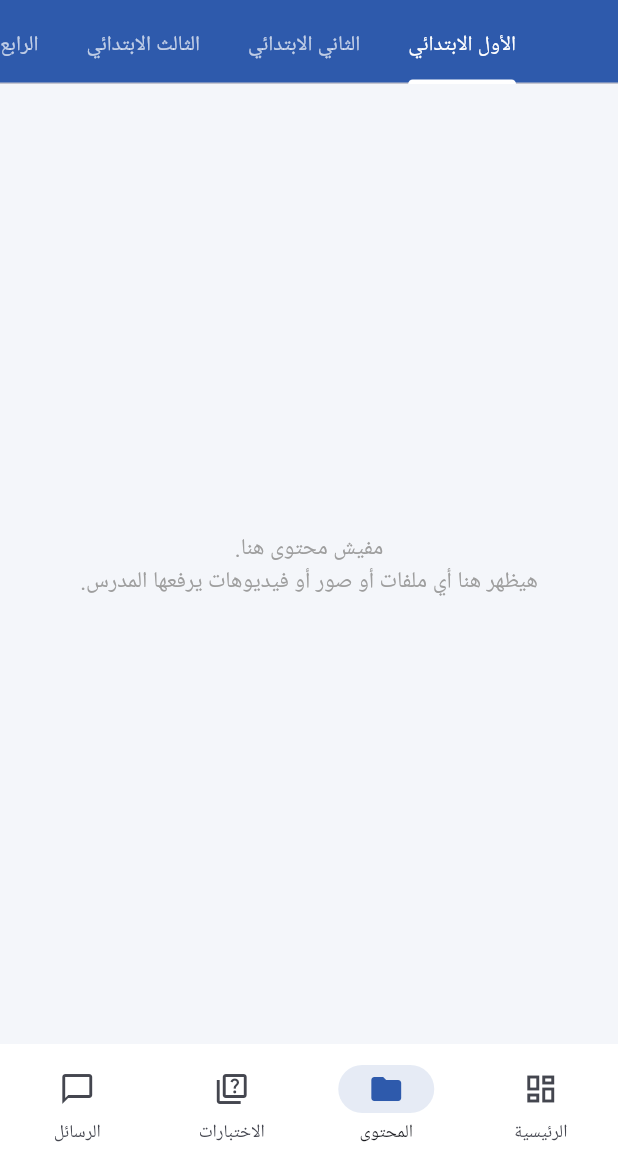
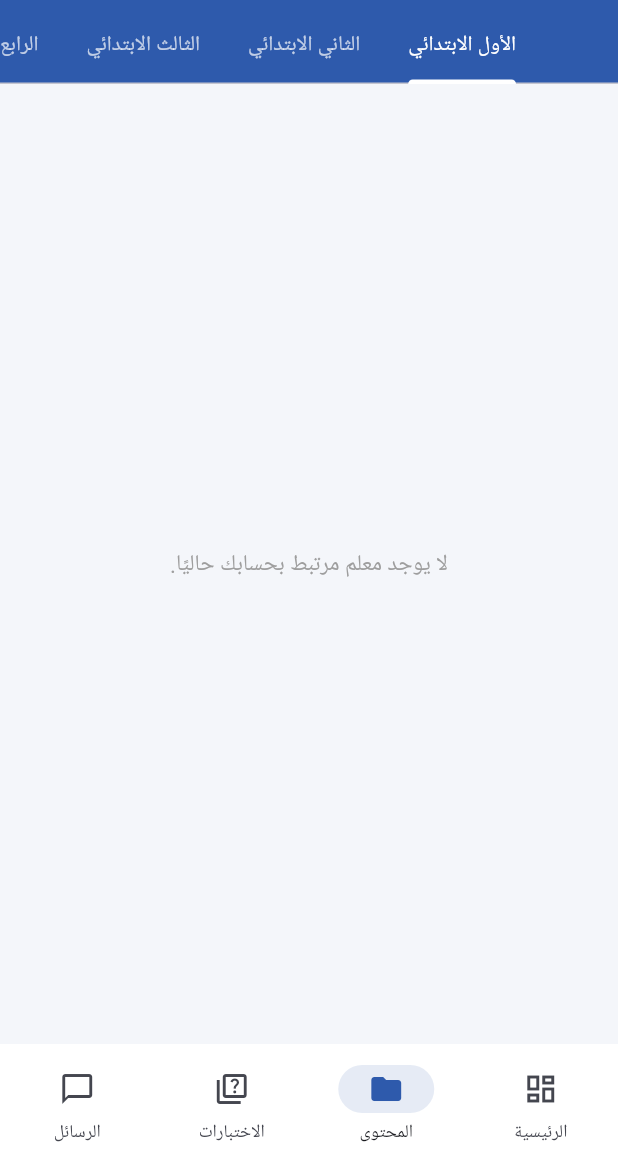
Before and after one commit to aelhosiny8700-design/teacher-student-app, a Flutter app: the screen it shows once a user with an empty profile is signed in, item 2 of the bottom bar chosen, on a phone screen of 412 x 824 dp, the part 72-1236 px from its top. Run offline on Flutter 3.47's test engine with Material 3 defaults, Android fonts, the phone set to English and light mode, and no system bars; our stand-ins replace cloud_firestore, file_picker, firebase_auth, firebase_core, image_picker; accounts and stored records are empty; Roboto replaces fonts that are missing (Cairo).

Commit message:
Update content_list_screen.dart

```diff
--- a/lib/screens/content_list_screen.dart
+++ b/lib/screens/content_list_screen.dart
@@ -59,6 +59,14 @@ class _ContentListScreenState extends State<ContentListScreen>
     }
   }
 
+  /// المعلم يشوف محتواه هو، والطالب يشوف محتوى المعلم المرتبط بيه
+  String get _effectiveTeacherUid {
+    if (widget.user.isTeacher) {
+      return widget.user.uid;
+    }
+    return widget.user.linkedTeacherUid ?? '';
+  }
+
   @override
   Widget build(BuildContext context) {
     return Column(
@@ -85,8 +93,23 @@ class _ContentListScreenState extends State<ContentListScreen>
   }
 
   Widget _buildList(String stage) {
+    final teacherUid = _effectiveTeacherUid;
+
+    if (teacherUid.isEmpty) {
+      return const Center(
+        child: Padding(
+          padding: EdgeInsets.all(24),
+          child: Text(
+            'لا يوجد معلم مرتبط بحسابك حاليًا.',
+            textAlign: TextAlign.center,
+            style: TextStyle(color: Colors.grey, fontSize: 15),
+          ),
+        ),
+      );
+    }
+
     return StreamBuilder<List<ContentItem>>(
-      stream: _service.getContentStreamByStage(stage),
+      stream: _service.getContentStreamByStage(teacherUid, stage),
       builder: (context, snapshot) {
         if (snapshot.connectionState == ConnectionState.waiting) {
           return const Center(child: CircularProgressIndicator());
```
